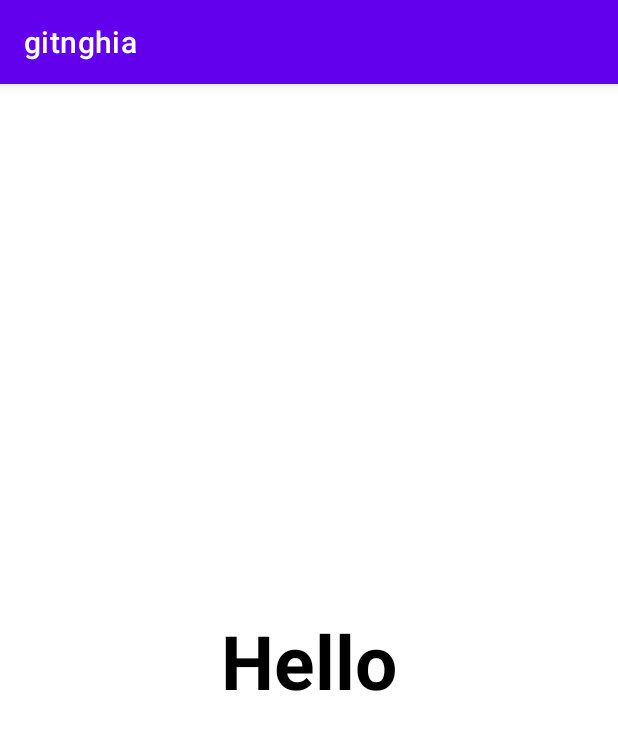
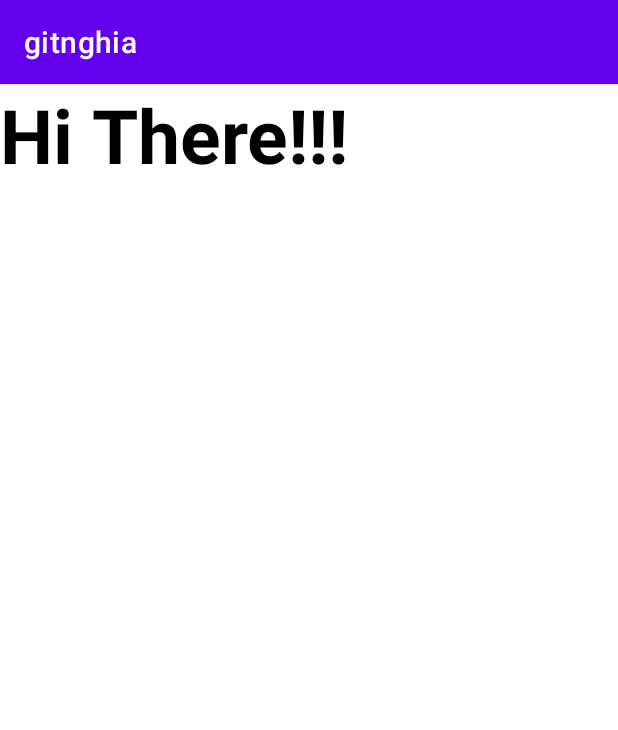
Before and after one commit to DoTrungNghia/gitnghia, an Android app: the screen it shows after launch (MainActivity), on a phone screen of 412 x 824 dp. Shown: the top 730 px of the screen. Run offline under Robolectric (Android 15) with nearby library versions, the phone set to English and light mode, and no system bars.

```diff
--- a/app/src/main/java/com/example/gitnghia/MainActivity.java
+++ b/app/src/main/java/com/example/gitnghia/MainActivity.java
@@ -6,16 +6,19 @@ import android.os.Bundle;
 import android.widget.TextView;
 
 public class MainActivity extends AppCompatActivity {
-    TextView text;
+    private TextView text;
     @Override
     protected void onCreate(Bundle savedInstanceState) {
         super.onCreate(savedInstanceState);
         setContentView(R.layout.activity_main);
-        mapping();
+//        mapping();
+//        text=(TextView)findViewById(R.id.text);
+        text = findViewById(R.id.text);
         text.setText("Hi There!!!");
     }
 
-    private void mapping() {
-        text.findViewById(R.id.text);
-    }
+//    private void mapping() {
+////        text.findViewById(R.id.text);
+//        text=(TextView)findViewById(R.id.text);
+//    }
 }
--- a/app/src/main/res/layout/activity_main.xml
+++ b/app/src/main/res/layout/activity_main.xml
@@ -1,17 +1,18 @@
 <?xml version="1.0" encoding="utf-8"?>
-<androidx.constraintlayout.widget.ConstraintLayout xmlns:android="http://schemas.android.com/apk/res/android"
+<LinearLayout xmlns:android="http://schemas.android.com/apk/res/android"
     xmlns:app="http://schemas.android.com/apk/res-auto"
     xmlns:tools="http://schemas.android.com/tools"
     android:layout_width="match_parent"
     android:layout_height="match_parent"
+    android:orientation="vertical"
     tools:context=".MainActivity">
 
     <TextView
         android:layout_width="wrap_content"
         android:layout_height="wrap_content"
+        android:id="@+id/text"
         android:text="Hello"
         android:textSize="50dp"
-        android:id="@+id/text"
         android:textStyle="bold"
         android:textColor="@color/black"
         app:layout_constraintBottom_toBottomOf="parent"
@@ -19,4 +20,4 @@
         app:layout_constraintRight_toRightOf="parent"
         app:layout_constraintTop_toTopOf="parent" />
 
-</androidx.constraintlayout.widget.ConstraintLayout>
+</LinearLayout>
```
